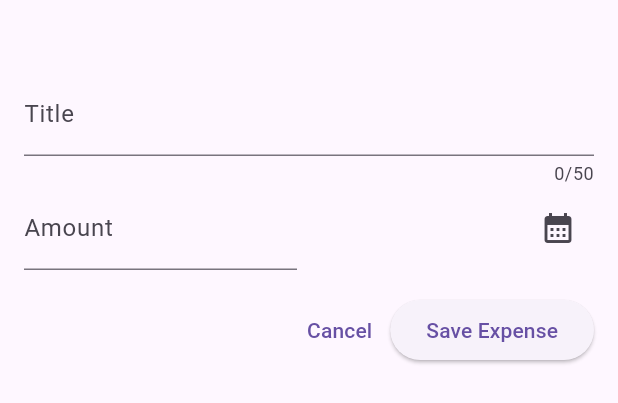
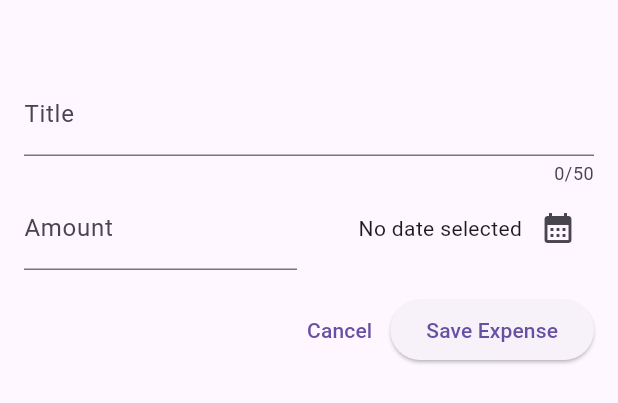
Before and after one commit to newbiners/money_management, a Flutter app: the MyAddExpenses widget shown alone on an empty page, opened directly, on a phone screen of 412 x 824 dp. Shown: the top 403 px of the screen. Run offline on Flutter 3.47's test engine with Material 3 defaults, Android fonts, the phone set to English and light mode, and no system bars; our stand-ins replace google_fonts.

Commit message:
add data

```diff
--- a/lib/widgets/add_expenses.dart
+++ b/lib/widgets/add_expenses.dart
@@ -1,5 +1,7 @@
 import 'package:flutter/material.dart';
 import 'package:money_manager/widgets/components/textField.dart';
+import 'package:intl/intl.dart';
+
 class MyAddExpenses extends StatefulWidget {
   const MyAddExpenses({super.key});
 
@@ -8,14 +10,34 @@ class MyAddExpenses extends StatefulWidget {
 }
 
 class _MyAddExpensesState extends State<MyAddExpenses> {
+  final _titleController = TextEditingController();
+  final _amountController = TextEditingController();
+  DateTime? _dateTime;
+  void _btnAddDate() async {
+    final now = DateTime.now();
+    final firstDate = DateTime(now.year - 1, now.month, now.day);
+    final datePicker = await showDatePicker(
+        context: context, firstDate: firstDate, lastDate: now);
+    setState(() {
+      _dateTime = datePicker;
+    });
+  }
+
+  @override
+  void dispose() {
+    _titleController.dispose();
+    _amountController.dispose();
+    super.dispose();
+  }
+
   @override
   Widget build(BuildContext context) {
-    return
-    Padding(
+    return Padding(
       padding: const EdgeInsets.fromLTRB(16, 48, 16, 16),
       child: Column(
         children: [
           TextField(
+           controller: _titleController,
             maxLength: 50,
             decoration: const InputDecoration(
               label: Text('Title'),
@@ -23,8 +45,9 @@ class _MyAddExpensesState extends State<MyAddExpenses> {
           ),
           Row(
             children: [
-              Expanded(
+               Expanded(
                 child: TextField(
+                  controller: _amountController,
                   keyboardType: TextInputType.number,
                   decoration: const InputDecoration(
                     prefixText: '\$ ',
@@ -38,13 +61,13 @@ class _MyAddExpensesState extends State<MyAddExpenses> {
                   mainAxisAlignment: MainAxisAlignment.end,
                   crossAxisAlignment: CrossAxisAlignment.center,
                   children: [
-                    // Text(
-                    //   _selectedDate == null
-                    //       ? 'No date selected'
-                    //       : formatter.format(_selectedDate!),
-                    // ),
+                    Text(
+                      _dateTime == null
+                          ? 'No date selected'
+                          : DateFormat.yMd().format(_dateTime!),
+                    ),
                     IconButton(
-                      onPressed: () {},
+                      onPressed: _btnAddDate,
                       icon: const Icon(
                         Icons.calendar_month,
                       ),
@@ -78,7 +101,7 @@ class _MyAddExpensesState extends State<MyAddExpenses> {
               //     // });
               //   },
               // ),
-              const Spacer(),
+              const Spacer(), // memindah posisi ke kanan
               TextButton(
                 onPressed: () {
                   Navigator.pop(context);
--- a/pubspec.yaml
+++ b/pubspec.yaml
@@ -36,6 +36,7 @@ dependencies:
   # Use with the CupertinoIcons class for iOS style icons.
   cupertino_icons: ^1.0.6
   google_fonts: ^6.2.1
+  intl: ^0.19.0
 
 dev_dependencies:
   flutter_test:
```
Also changed, not shown: pubspec.lock.
